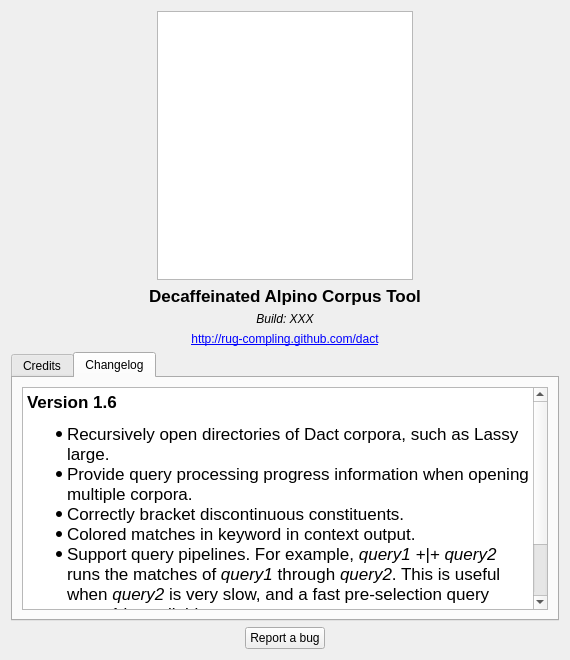
This is ui/AboutWindow.ui in rug-compling/dact as Qt 5 draws it before an edit. The edited form follows.
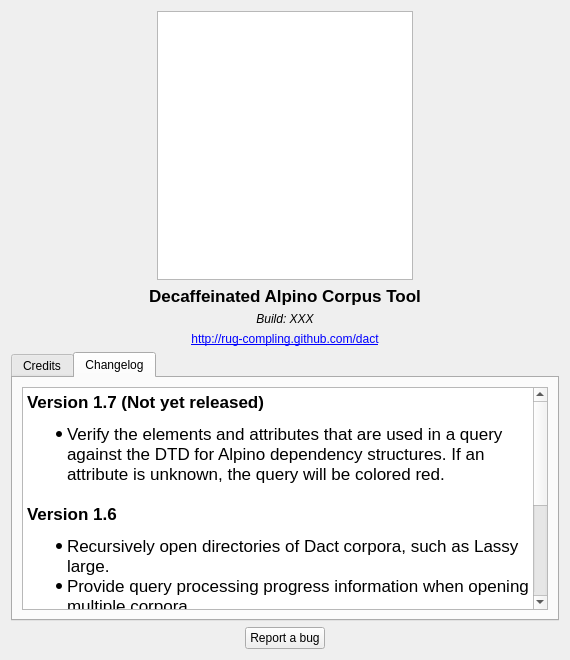
This is the edited form. The open tabs and pages were chosen to show the change.

Commit message: Changelog: validation against the DTD.

```diff
--- a/ui/AboutWindow.ui
+++ b/ui/AboutWindow.ui
@@ -197,6 +197,9 @@
 &lt;html&gt;&lt;head&gt;&lt;meta name=&quot;qrichtext&quot; content=&quot;1&quot; /&gt;&lt;style type=&quot;text/css&quot;&gt;
 p, li { white-space: pre-wrap; }
 &lt;/style&gt;&lt;/head&gt;&lt;body style=&quot; font-family:'Lucida Grande'; font-size:13pt; font-weight:400; font-style:normal;&quot;&gt;
+&lt;p style=&quot; margin-top:0px; margin-bottom:0px; margin-left:0px; margin-right:0px; -qt-block-indent:0; text-indent:0px;&quot;&gt;&lt;span style=&quot; font-weight:600;&quot;&gt;Version 1.7 (Not yet released)&lt;/span&gt;&lt;/p&gt;
+&lt;ul style=&quot;margin-top: 0px; margin-bottom: 0px; margin-left: 0px; margin-right: 0px; -qt-list-indent: 1;&quot;&gt;&lt;li style=&quot; margin-top:12px; margin-bottom:0px; margin-left:0px; margin-right:0px; -qt-block-indent:0; text-indent:0px;&quot;&gt;Verify the elements and attributes that are used in a query against the DTD for Alpino dependency structures. If an attribute is unknown, the query will be colored red.&lt;/li&gt;&lt;/ul&gt;
+&lt;p style=&quot;-qt-paragraph-type:empty; margin-top:0px; margin-bottom:0px; margin-left:0px; margin-right:0px; -qt-block-indent:0; text-indent:0px;&quot;&gt;&lt;br /&gt;&lt;/p&gt;
 &lt;p style=&quot; margin-top:0px; margin-bottom:0px; margin-left:0px; margin-right:0px; -qt-block-indent:0; text-indent:0px;&quot;&gt;&lt;span style=&quot; font-weight:600;&quot;&gt;Version 1.6&lt;/span&gt;&lt;/p&gt;
 &lt;ul style=&quot;margin-top: 0px; margin-bottom: 0px; margin-left: 0px; margin-right: 0px; -qt-list-indent: 1;&quot;&gt;&lt;li style=&quot; margin-top:12px; margin-bottom:0px; margin-left:0px; margin-right:0px; -qt-block-indent:0; text-indent:0px;&quot;&gt;Recursively open directories of Dact corpora, such as Lassy large.&lt;/li&gt;
 &lt;li style=&quot; margin-top:0px; margin-bottom:0px; margin-left:0px; margin-right:0px; -qt-block-indent:0; text-indent:0px;&quot;&gt;Provide query processing progress information when opening multiple corpora.&lt;/li&gt;
```
